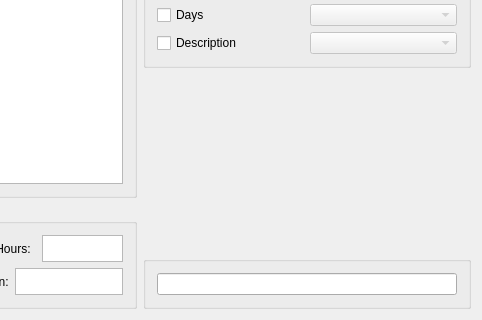
The window that src/MainWindow.ui (XuZhen86/FloridaTechCourseList) describes before a commit, drawn with Qt 5; both pictures show x 798 to 1280 and y 400 to 720 of the 1280 by 720 pixel window.
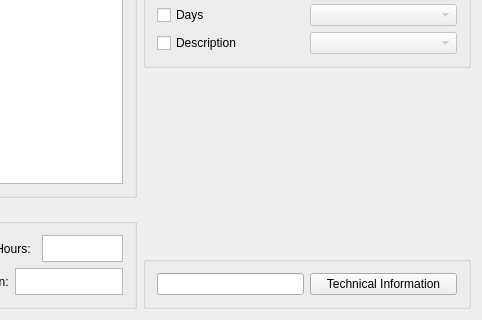
The same window after the commit.

Commit message: Add technical information dialog

What changed in the file:
```diff
--- a/src/MainWindow.ui
+++ b/src/MainWindow.ui
@@ -758,7 +758,7 @@
         <property name="title">
          <string/>
         </property>
-        <layout class="QVBoxLayout" name="verticalLayout_4">
+        <layout class="QHBoxLayout" name="horizontalLayout_11">
          <item>
           <widget class="QLineEdit" name="secretCodeLineEdit">
            <property name="sizePolicy">
@@ -772,6 +772,16 @@
            </property>
           </widget>
          </item>
+         <item>
+          <widget class="QPushButton" name="technicalInformationButton">
+           <property name="text">
+            <string>Technical Information</string>
+           </property>
+           <property name="flat">
+            <bool>false</bool>
+           </property>
+          </widget>
+         </item>
         </layout>
        </widget>
       </item>
```
The commit also changes 10 other files.
